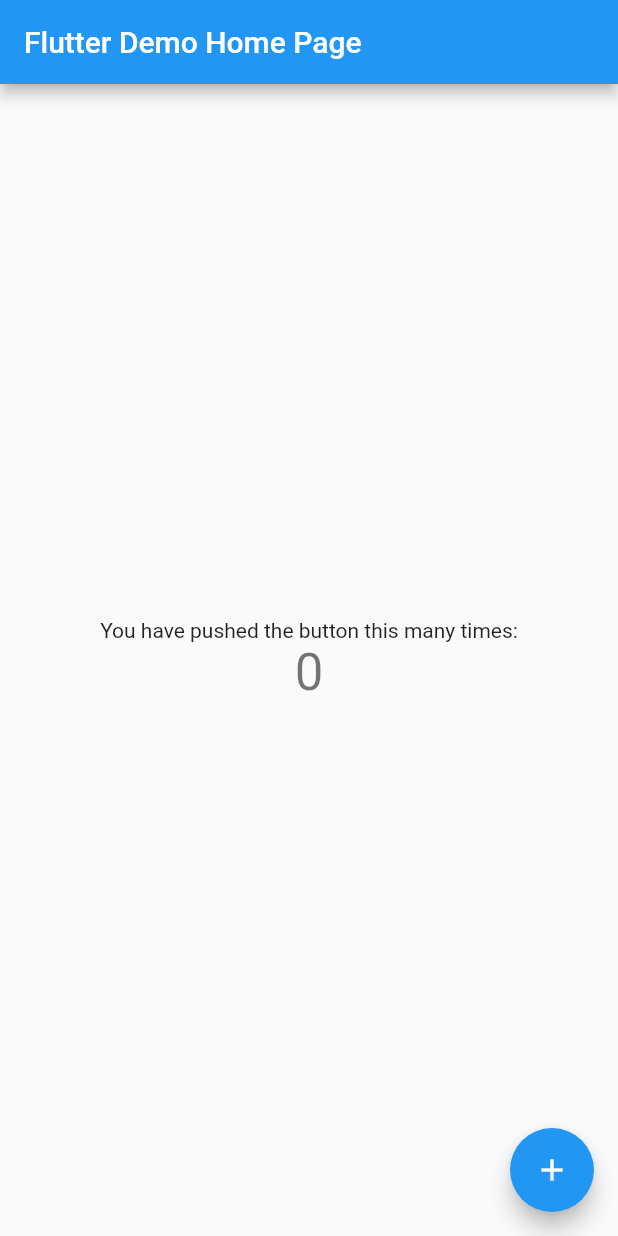
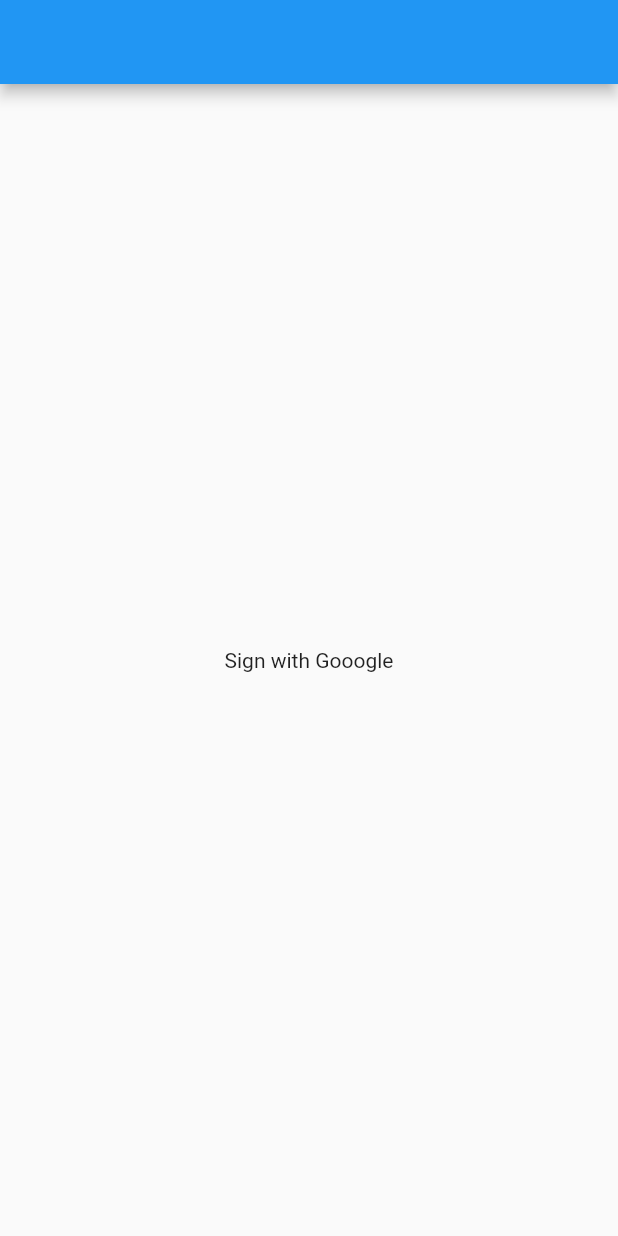
Before and after one commit to ashutosh-rai-78/Firebase-Login, a Flutter app: the screen it shows after launch, on a phone screen of 412 x 824 dp. Run offline on Flutter 3.47's test engine with Material 2 defaults, Android fonts, the phone set to English and light mode, and no system bars; our stand-ins replace firebase_auth, google_sign_in; accounts and stored records are empty.

```diff
--- a/lib/main.dart
+++ b/lib/main.dart
@@ -1,3 +1,4 @@
+import 'package:firebase_login/views/login.dart';
 import 'package:flutter/material.dart';
 
 void main() {
@@ -13,103 +14,9 @@ class MyApp extends StatelessWidget {
     return MaterialApp(
       title: 'Flutter Demo',
       theme: ThemeData(
-        // This is the theme of your application.
-        //
-        // Try running your application with "flutter run". You'll see the
-        // application has a blue toolbar. Then, without quitting the app, try
-        // changing the primarySwatch below to Colors.green and then invoke
-        // "hot reload" (press "r" in the console where you ran "flutter run",
-        // or simply save your changes to "hot reload" in a Flutter IDE).
-        // Notice that the counter didn't reset back to zero; the application
-        // is not restarted.
         primarySwatch: Colors.blue,
       ),
-      home: const MyHomePage(title: 'Flutter Demo Home Page'),
+      home: LoginPage(),
     );
   }
 }
-
-class MyHomePage extends StatefulWidget {
-  const MyHomePage({Key? key, required this.title}) : super(key: key);
-
-  // This widget is the home page of your application. It is stateful, meaning
-  // that it has a State object (defined below) that contains fields that affect
-  // how it looks.
-
-  // This class is the configuration for the state. It holds the values (in this
-  // case the title) provided by the parent (in this case the App widget) and
-  // used by the build method of the State. Fields in a Widget subclass are
-  // always marked "final".
-
-  final String title;
-
-  @override
-  State<MyHomePage> createState() => _MyHomePageState();
-}
-
-class _MyHomePageState extends State<MyHomePage> {
-  int _counter = 0;
-
-  void _incrementCounter() {
-    setState(() {
-      // This call to setState tells the Flutter framework that something has
-      // changed in this State, which causes it to rerun the build method below
-      // so that the display can reflect the updated values. If we changed
-      // _counter without calling setState(), then the build method would not be
-      // called again, and so nothing would appear to happen.
-      _counter++;
-    });
-  }
-
-  @override
-  Widget build(BuildContext context) {
-    // This method is rerun every time setState is called, for instance as done
-    // by the _incrementCounter method above.
-    //
-    // The Flutter framework has been optimized to make rerunning build methods
-    // fast, so that you can just rebuild anything that needs updating rather
-    // than having to individually change instances of widgets.
-    return Scaffold(
-      appBar: AppBar(
-        // Here we take the value from the MyHomePage object that was created by
-        // the App.build method, and use it to set our appbar title.
-        title: Text(widget.title),
-      ),
-      body: Center(
-        // Center is a layout widget. It takes a single child and positions it
-        // in the middle of the parent.
-        child: Column(
-          // Column is also a layout widget. It takes a list of children and
-          // arranges them vertically. By default, it sizes itself to fit its
-          // children horizontally, and tries to be as tall as its parent.
-          //
-          // Invoke "debug painting" (press "p" in the console, choose the
-          // "Toggle Debug Paint" action from the Flutter Inspector in Android
-          // Studio, or the "Toggle Debug Paint" command in Visual Studio Code)
-          // to see the wireframe for each widget.
-          //
-          // Column has various properties to control how it sizes itself and
-          // how it positions its children. Here we use mainAxisAlignment to
-          // center the children vertically; the main axis here is the vertical
-          // axis because Columns are vertical (the cross axis would be
-          // horizontal).
-          mainAxisAlignment: MainAxisAlignment.center,
-          children: <Widget>[
-            const Text(
-              'You have pushed the button this many times:',
-            ),
-            Text(
-              '$_counter',
-              style: Theme.of(context).textTheme.headline4,
-            ),
-          ],
-        ),
-      ),
-      floatingActionButton: FloatingActionButton(
-        onPressed: _incrementCounter,
-        tooltip: 'Increment',
-        child: const Icon(Icons.add),
-      ), // This trailing comma makes auto-formatting nicer for build methods.
-    );
-  }
-}
--- /dev/null
+++ b/lib/views/login.dart
@@ -0,0 +1,25 @@
+import 'package:flutter/material.dart';
+
+class LoginPage extends StatefulWidget {
+  const LoginPage({Key? key}) : super(key: key);
+
+  @override
+  State<LoginPage> createState() => _LoginPageState();
+}
+
+class _LoginPageState extends State<LoginPage> {
+  @override
+  Widget build(BuildContext context) {
+    return Scaffold(
+      appBar: AppBar(),
+      body: Center(
+        child: Column(
+          mainAxisAlignment: MainAxisAlignment.center,
+          children: [
+            Text("Sign with Gooogle")
+          ],
+        ),
+      ),
+    );
+  }
+}
```
Also changed, not shown: lib/services/auth.dart (added, +35 -0 lines), lib/views/profile.dart (added, +18 -0 lines), pubspec.yaml (+5 -2 lines), pubspec.lock, 3 other files.
